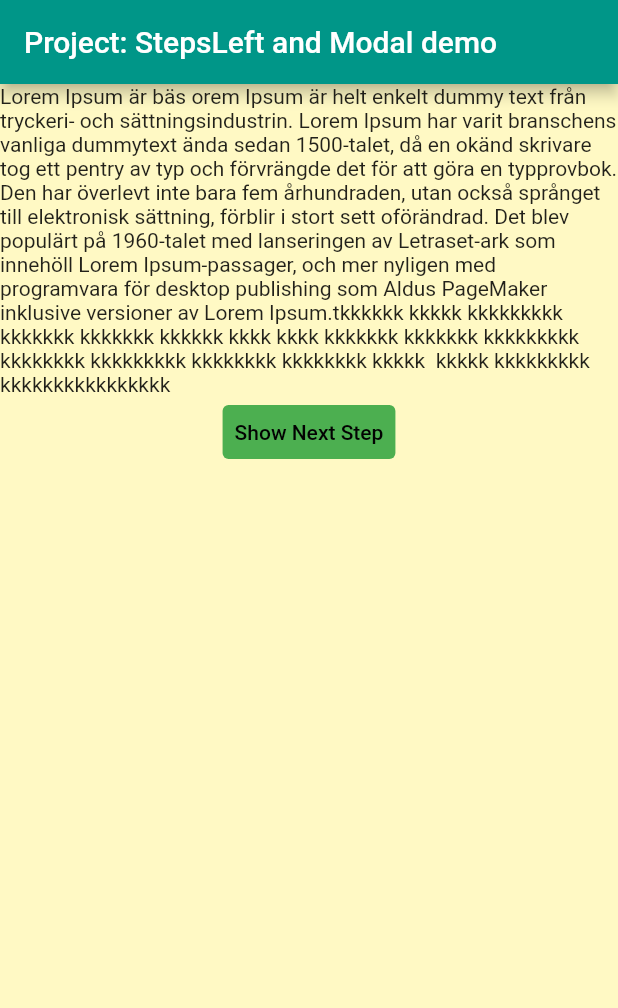
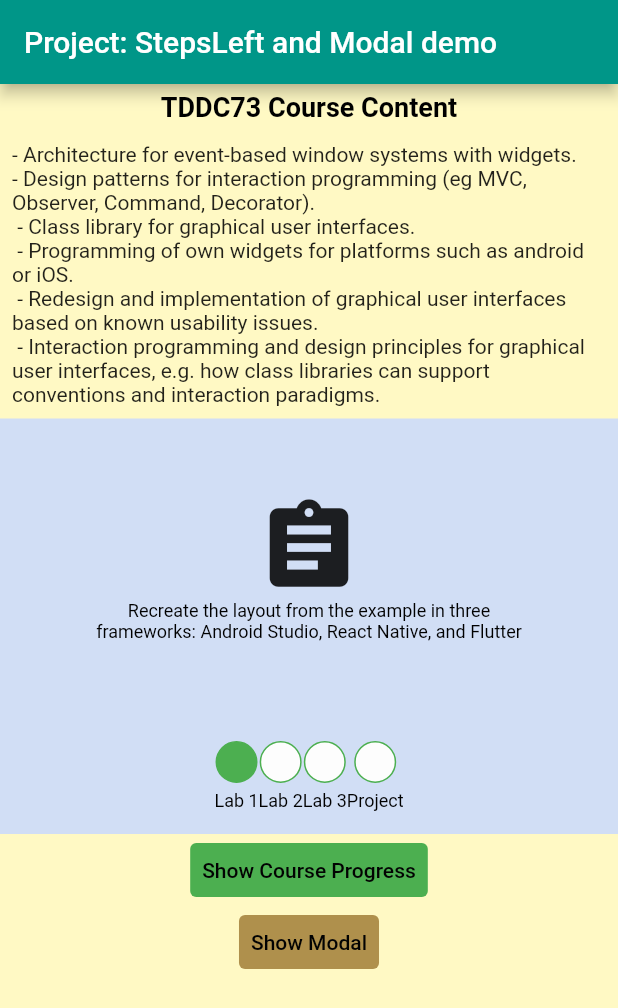
Before and after one commit to jesschowh/TDDC73, a Flutter app: the screen it shows after launch, on a phone screen of 412 x 824 dp. Shown: the top 1008 px of the screen. Run offline on Flutter 3.47's test engine with Material 2 defaults, Android fonts, the phone set to English and light mode, and no system bars; our stand-ins replace graphql_flutter.

Commit message:
Add empty modal and simple steps left to demo

```diff
--- a/project/lib/helper.dart
+++ b/project/lib/helper.dart
@@ -71,6 +71,7 @@ class StepItem extends StatelessWidget {
 Text setText(String input) {
   return Text(
     input,
+    textAlign: TextAlign.center,
     style: const TextStyle(
         decoration: TextDecoration.none,
         color: Colors.black,
--- a/project/lib/main.dart
+++ b/project/lib/main.dart
@@ -30,22 +30,28 @@ class Home extends StatefulWidget {
 }
 
 class _HomeState extends State<Home> {
-  int currentStep = 0;
+  int currentStep = 2;
   bool showModal = false;
+  bool showEmptyModal = false;
 
   @override
   Widget build(BuildContext context) {
+    // Content to place in modal
     List<StepClass> allSteps = <StepClass>[
       StepClass(
         label: 'Lab 1',
         content: Column(
           children: [
             SizedBox(
-              width: 200,
+              width: 300,
               height: 200,
               child: Column(
                 mainAxisAlignment: MainAxisAlignment.center,
                 children: [
+                  const Icon(
+                    Icons.assignment,
+                    size: 70,
+                  ),
                   setText(
                       'Recreate the layout from the example in three frameworks: Android Studio, React Native, and Flutter'),
                 ],
@@ -59,14 +65,18 @@ class _HomeState extends State<Home> {
         content: Column(
           children: [
             SizedBox(
-              width: 200,
+              width: 300,
               height: 200,
               child: Column(
                 mainAxisAlignment: MainAxisAlignment.center,
                 children: [
-                  const Image(image: AssetImage('images/5.jpeg')),
+                  const Icon(
+                    Icons.credit_card,
+                    size: 70,
+                  ),
                   setText(
                       'Recreate the credit card layout and interaction functionality for Android'),
+                  const SizedBox(height: 20.0),
                   setText('Framework: Flutter'),
                 ],
               ),
@@ -79,12 +89,17 @@ class _HomeState extends State<Home> {
         content: Column(
           children: [
             SizedBox(
-              width: 200,
+              width: 300,
               height: 200,
               child: Column(
                 mainAxisAlignment: MainAxisAlignment.center,
                 children: [
+                  const Icon(
+                    Icons.wifi,
+                    size: 70,
+                  ),
                   setText('Create an app that communicates with Github'),
+                  const SizedBox(height: 20.0),
                   setText('Framework: Flutter, API: GraphQL'),
                 ],
               ),
@@ -97,13 +112,18 @@ class _HomeState extends State<Home> {
         content: Column(
           children: [
             SizedBox(
-              width: 200,
+              width: 300,
               height: 200,
               child: Column(
                 mainAxisAlignment: MainAxisAlignment.center,
                 children: [
+                  const Icon(
+                    Icons.engineering,
+                    size: 70,
+                  ),
                   setText('Create mini SDK of interaction patterns'),
-                  setText('Framework: Flutter, API: GraphQL'),
+                  const SizedBox(height: 20.0),
+                  setText('Chosen patterns: modal and stepsleft'),
                 ],
               ),
             ),
@@ -111,14 +131,6 @@ class _HomeState extends State<Home> {
         ),
       ),
     ];
-    List<StepClass> allStepsEMPTY = <StepClass>[];
-
-    // bool getBool() {
-    //   Future.delayed(const Duration(milliseconds: 500), () {
-    //     showModal = true;
-    //   });
-    //   return showModal;
-    // }
 
     return Scaffold(
       appBar: AppBar(
@@ -128,15 +140,31 @@ class _HomeState extends State<Home> {
         color: Colors.yellow.shade100,
         child: Column(
           children: [
-            const SizedBox(
-                child: Text(
-                    'Lorem Ipsum är bäs orem Ipsum är helt enkelt dummy text från tryckeri- och sättningsindustrin. Lorem Ipsum har varit branschens vanliga dummytext ända sedan 1500-talet, då en okänd skrivare tog ett pentry av typ och förvrängde det för att göra en typprovbok. Den har överlevt inte bara fem århundraden, utan också språnget till elektronisk sättning, förblir i stort sett oförändrad. Det blev populärt på 1960-talet med lanseringen av Letraset-ark som innehöll Lorem Ipsum-passager, och mer nyligen med programvara för desktop publishing som Aldus PageMaker inklusive versioner av Lorem Ipsum.tkkkkkk kkkkk kkkkkkkkk kkkkkkk kkkkkkk kkkkkk kkkk kkkk kkkkkkk kkkkkkk kkkkkkkkk kkkkkkkk kkkkkkkkk kkkkkkkk kkkkkkkk kkkkk  kkkkk kkkkkkkkk kkkkkkkkkkkkkkkk')),
+            Padding(
+              padding: const EdgeInsets.all(5.0),
+              child: setTitleText('TDDC73 Course Content'),
+            ),
+            const Padding(
+              padding: EdgeInsets.all(8.0),
+              child: Text(
+                  '- Architecture for event-based window systems with widgets.\n- Design patterns for interaction programming (eg MVC, Observer, Command, Decorator).\n - Class library for graphical user interfaces.\n - Programming of own widgets for platforms such as android or iOS.\n - Redesign and implementation of graphical user interfaces based on known usability issues. \n - Interaction programming and design principles for graphical user interfaces, e.g. how class libraries can support conventions and interaction paradigms.'),
+            ),
             Modal(
               content: StepsLeft(
                   allSteps: allSteps,
                   currentStep: currentStep,
                   color: Colors.pink),
               showModal: showModal,
+            ),
+            StepsLeft(allSteps: allSteps, currentStep: 0),
+            Modal(
+              content: Container(
+                width: 200,
+                height: 200,
+                color: Colors.indigo,
+                child: setText("Modal"),
+              ),
+              showModal: showEmptyModal,
             ),
             TextButton(
               style: ButtonStyle(
@@ -146,26 +174,32 @@ class _HomeState extends State<Home> {
               ),
               onPressed: () {
                 setState(() {
+                  showModal = true;
+                  showEmptyModal = false;
                   currentStep = currentStep + 1;
-                  if (currentStep > allSteps.length) currentStep = 0;
-                  showModal = true;
+                  if (currentStep >= allSteps.length) currentStep = 0;
                 });
               },
-              child: const Text('Show Next Step'),
+              child: const Text('Show Course Progress'),
+            ),
+            TextButton(
+              style: ButtonStyle(
+                foregroundColor: MaterialStateProperty.all<Color>(
+                    const Color.fromARGB(255, 2, 2, 2)),
+                backgroundColor: MaterialStateProperty.all<Color>(
+                    const Color.fromARGB(255, 175, 144, 76)),
+              ),
+              onPressed: () {
+                setState(() {
+                  showModal = false;
+                  showEmptyModal = true;
+                });
+              },
+              child: const Text('Show Modal'),
             ),
           ],
         ),
       ),
     );
   }
-
-  // @override
-  // void initState() {
-  //   super.initState();
-  //   Future.delayed(const Duration(seconds: 15), () {
-  //     setState(() {
-  //       showModal = true;
-  //     });
-  //   });
-  // }
 }
--- a/project/lib/stepsLeft.dart
+++ b/project/lib/stepsLeft.dart
@@ -6,14 +6,12 @@ class StepsLeft extends StatefulWidget {
     super.key,
     required this.allSteps,
     required this.currentStep,
-    this.showWidget = true,
     this.color = Colors.green,
   })  : assert(allSteps.isNotEmpty, "Empty: No step content is specified."),
         assert(currentStep < allSteps.length, "CurrentStep is out of range.");
 
   final List<StepClass> allSteps;
   final Color color;
-  bool showWidget;
 
   final int currentStep;
 
@@ -26,17 +24,17 @@ class _StepsLeftState extends State<StepsLeft> {
   Widget build(BuildContext context) {
     StepClass currentStep = widget.allSteps[widget.currentStep];
 
-    return widget.showWidget
-        ? Container(
-            constraints:
-                BoxConstraints(maxWidth: MediaQuery.of(context).size.width),
+    return Container(
       color: const Color.fromARGB(255, 209, 222, 245),
-            child: Column(
+      child: Row(
+        mainAxisAlignment: MainAxisAlignment.center,
+        //mainAxisSize: MainAxisSize.min,
         children: [
-                Row(
-                  mainAxisAlignment: MainAxisAlignment.spaceEvenly,
-                  children: [currentStep.content],
-                ),
+          Column(
+            //mainAxisSize: MainAxisSize.min,
+            //crossAxisAlignment: CrossAxisAlignment.stretch,
+            children: [
+              currentStep.content,
               Padding(
                 padding: const EdgeInsets.all(15.0),
                 child: Stack(
@@ -45,13 +43,15 @@ class _StepsLeftState extends State<StepsLeft> {
                       padding: const EdgeInsets.fromLTRB(13, 13, 13, 0),
                       child: Container(
                         height: 2,
+                        //width: double.infinity,
                         decoration: BoxDecoration(
                           color: widget.color,
                         ),
                       ),
                     ),
                     Row(
-                        mainAxisAlignment: MainAxisAlignment.spaceBetween,
+                      //mainAxisSize: MainAxisSize.max,
+                      //mainAxisAlignment: MainAxisAlignment.spaceBetween,
                       children: [
                         for (int i = 0; i < widget.allSteps.length; ++i)
                           StepItem(
@@ -59,37 +59,17 @@ class _StepsLeftState extends State<StepsLeft> {
                             length: widget.allSteps.length,
                             currentStep: widget.currentStep,
                             label: widget.allSteps[i].label,
-                                color: widget.color)
+                            color: widget.color,
+                          ),
                       ],
                     ),
                   ],
                 ),
               ),
-                // Padding(
-                //   padding: const EdgeInsets.fromLTRB(0, 20, 10, 10),
-                //   child: Row(
-                //     mainAxisAlignment: MainAxisAlignment.end,
-                //     children: [
-                //       TextButton(
-                //         style: ButtonStyle(
-                //           foregroundColor: MaterialStateProperty.all<Color>(
-                //               const Color.fromARGB(255, 2, 2, 2)),
-                //           backgroundColor:
-                //               MaterialStateProperty.all<Color>(widget.color),
-                //         ),
-                //         onPressed: () {
-                //           setState(() {
-                //             widget.showWidget = false;
-                //           });
-                //         },
-                //         child: const Text('Continue'),
-                //       ),
-                //     ],
-                //   ),
-                // ),
             ],
           ),
-          )
-        : Container();
+        ],
+      ),
+    );
   }
 }
```
Also changed, not shown: project/lib/modal.dart (+10 -9 lines). Lines whose indentation alone changed are shown as unchanged.
